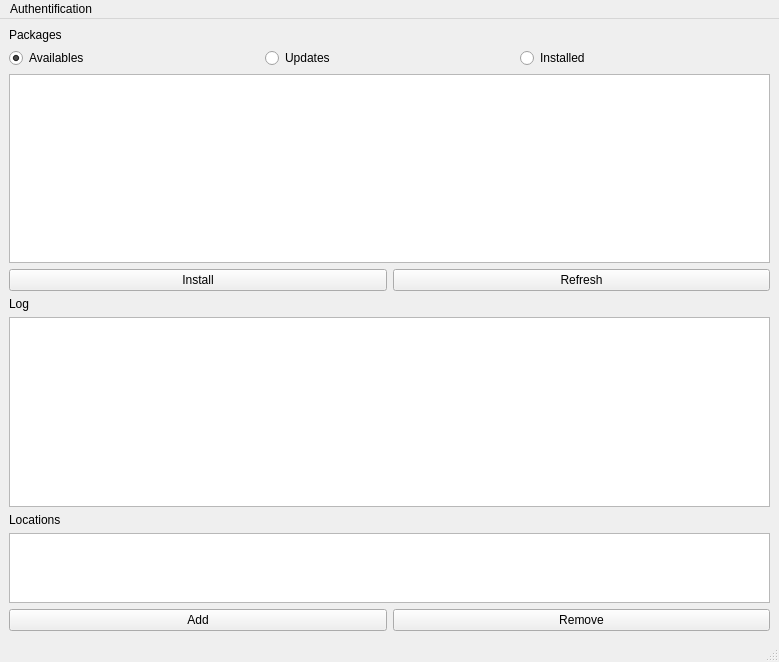
openalea/openalea, file deploygui/src/openalea/deploygui/resources/mainwindow.ui: the form before one commit.
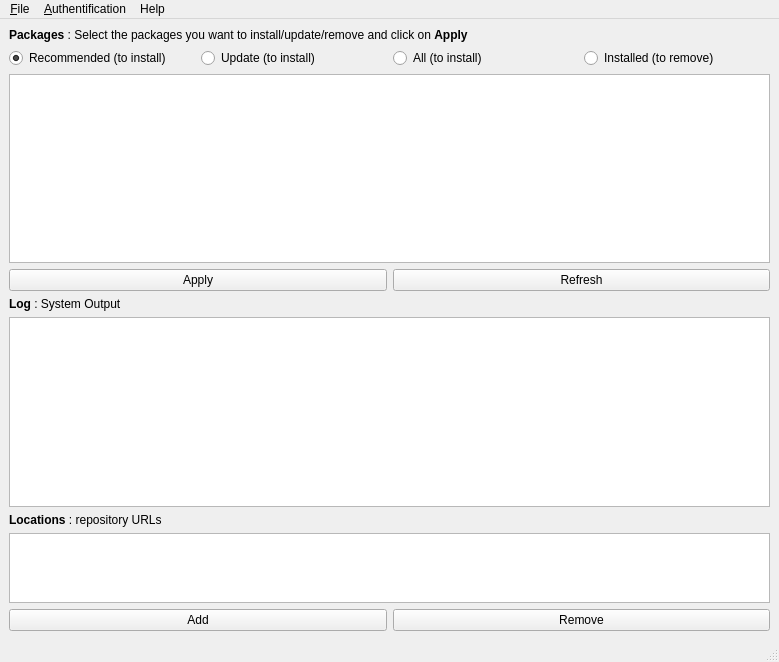
The form after the commit. Icons and pictures are not drawn.

Commit message: Refactor GUI (add menu, package filters) Add remove package command

The edit to the form file:
```diff
--- a/deploygui/src/openalea/deploygui/resources/mainwindow.ui
+++ b/deploygui/src/openalea/deploygui/resources/mainwindow.ui
@@ -20,7 +20,10 @@
     <item>
      <widget class="QLabel" name="label" >
       <property name="text" >
-       <string>Packages</string>
+       <string>&lt;html>&lt;head>&lt;meta name="qrichtext" content="1" />&lt;style type="text/css">
+p, li { white-space: pre-wrap; }
+&lt;/style>&lt;/head>&lt;body style=" font-family:'Sans Serif'; font-size:9pt; font-weight:400; font-style:normal;">
+&lt;p style=" margin-top:0px; margin-bottom:0px; margin-left:0px; margin-right:0px; -qt-block-indent:0; text-indent:0px;">&lt;span style=" font-weight:600;">Packages&lt;/span> : Select the packages you want to install/update/remove and click on &lt;span style=" font-weight:600;">Apply&lt;/span>&lt;/p>&lt;/body>&lt;/html></string>
       </property>
      </widget>
     </item>
@@ -29,7 +32,7 @@
       <item>
        <widget class="QRadioButton" name="radioButton_2" >
         <property name="text" >
-         <string>Availables</string>
+         <string>Recommended (to install)</string>
         </property>
         <property name="checked" >
          <bool>true</bool>
@@ -39,14 +42,21 @@
       <item>
        <widget class="QRadioButton" name="radioButton" >
         <property name="text" >
-         <string>Updates</string>
+         <string>Update (to install)</string>
         </property>
        </widget>
       </item>
       <item>
        <widget class="QRadioButton" name="radioButton_3" >
         <property name="text" >
-         <string>Installed</string>
+         <string>All (to install)</string>
+        </property>
+       </widget>
+      </item>
+      <item>
+       <widget class="QRadioButton" name="radioInstalled" >
+        <property name="text" >
+         <string>Installed (to remove)</string>
         </property>
        </widget>
       </item>
@@ -85,7 +95,7 @@
       <item>
        <widget class="QPushButton" name="proceedButton" >
         <property name="text" >
-         <string>Install</string>
+         <string>Apply</string>
         </property>
        </widget>
       </item>
@@ -101,7 +111,10 @@
     <item>
      <widget class="QLabel" name="label_3" >
       <property name="text" >
-       <string>Log</string>
+       <string>&lt;html>&lt;head>&lt;meta name="qrichtext" content="1" />&lt;style type="text/css">
+p, li { white-space: pre-wrap; }
+&lt;/style>&lt;/head>&lt;body style=" font-family:'Sans Serif'; font-size:9pt; font-weight:400; font-style:normal;">
+&lt;p style=" margin-top:0px; margin-bottom:0px; margin-left:0px; margin-right:0px; -qt-block-indent:0; text-indent:0px;">&lt;span style=" font-weight:600;">Log&lt;/span> : System Output&lt;/p>&lt;/body>&lt;/html></string>
       </property>
      </widget>
     </item>
@@ -115,7 +128,10 @@
     <item>
      <widget class="QLabel" name="label_2" >
       <property name="text" >
-       <string>Locations</string>
+       <string>&lt;html>&lt;head>&lt;meta name="qrichtext" content="1" />&lt;style type="text/css">
+p, li { white-space: pre-wrap; }
+&lt;/style>&lt;/head>&lt;body style=" font-family:'Sans Serif'; font-size:9pt; font-weight:400; font-style:normal;">
+&lt;p style=" margin-top:0px; margin-bottom:0px; margin-left:0px; margin-right:0px; -qt-block-indent:0; text-indent:0px;">&lt;span style=" font-weight:600;">Locations &lt;/span>: repository URLs&lt;/p>&lt;/body>&lt;/html></string>
       </property>
      </widget>
     </item>
@@ -175,11 +191,26 @@
    </property>
    <widget class="QMenu" name="menuAuthentification" >
     <property name="title" >
-     <string>Authentification</string>
+     <string>&amp;Authentification</string>
     </property>
     <addaction name="actionCookie_Session" />
    </widget>
+   <widget class="QMenu" name="menu_File" >
+    <property name="title" >
+     <string>&amp;File</string>
+    </property>
+    <addaction name="action_Quit" />
+   </widget>
+   <widget class="QMenu" name="menuHelp" >
+    <property name="title" >
+     <string>Help</string>
+    </property>
+    <addaction name="action_About" />
+    <addaction name="action_Web" />
+   </widget>
+   <addaction name="menu_File" />
    <addaction name="menuAuthentification" />
+   <addaction name="menuHelp" />
   </widget>
   <widget class="QStatusBar" name="statusbar" />
   <action name="actionCookie_Session" >
```
Left out of the diff: 32 changed lines with no effect on the pictures. The commit also changes 4 other files.
